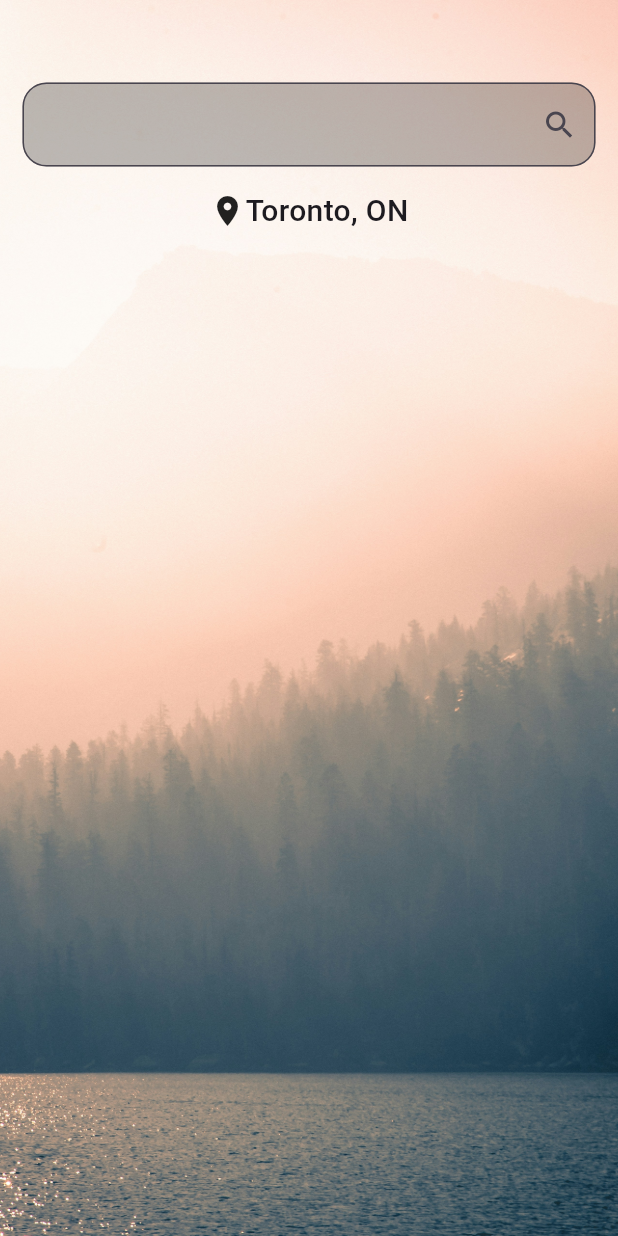
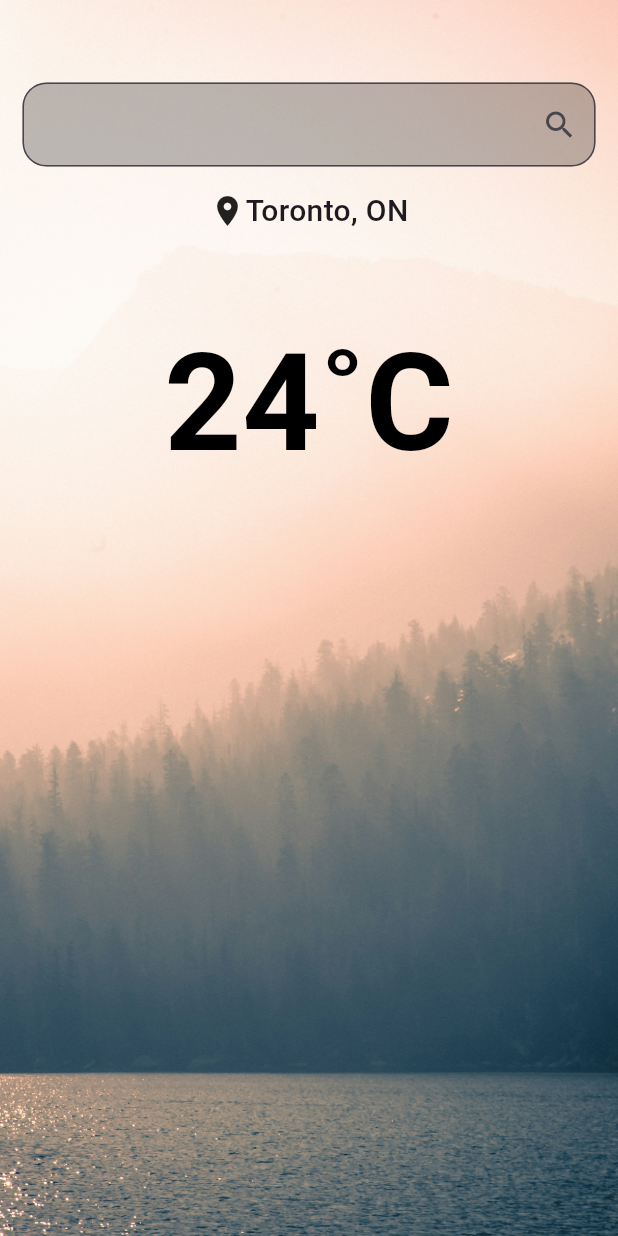
Before and after one commit to S0han/weather_app_flutter, a Flutter app: the screen it shows after launch, on a phone screen of 412 x 824 dp. Run offline on Flutter 3.47's test engine with Material 3 defaults, Android fonts, the phone set to English and light mode, and no system bars.

Commit message:
add: temperature value underneth Location center screen

```diff
--- a/lib/main.dart
+++ b/lib/main.dart
@@ -62,8 +62,15 @@ class WeatherPageState extends State<WeatherPage> {
                           fontWeight: FontWeight.w500,
                         ),
                       ),
-                    ],
-                  ),
+                    ],),
+                    SizedBox(height: 50,),
+                    Text(
+                      '24˚C',
+                      style: const TextStyle(
+                        color: Colors.black,
+                        fontSize: 90,
+                        fontWeight: FontWeight.bold)
+                    ),
                 ],),)
           ),
         ],
```
